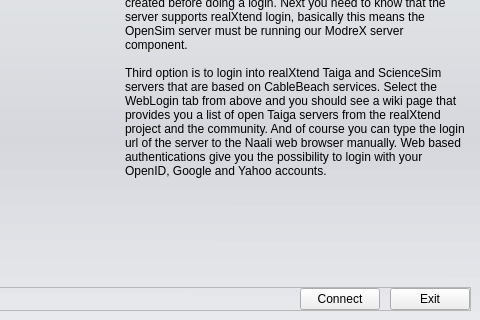
Above: UiModule/ui/TraditionalLoginWidget.ui from realXtend/tundra before the change; both pictures show x 464 to 944 and y 192 to 512 of the 944 by 512 pixel window. Below: the same form after it.
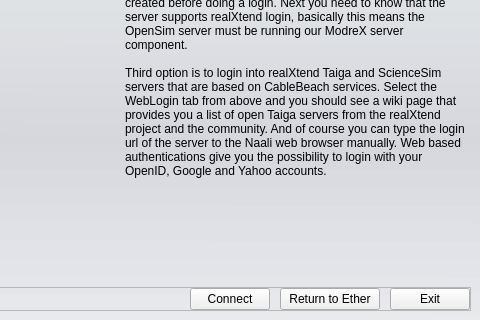
That is the form after the change.

Patch:
```diff
--- a/UiModule/ui/TraditionalLoginWidget.ui
+++ b/UiModule/ui/TraditionalLoginWidget.ui
@@ -565,7 +565,20 @@
               </widget>
              </item>
              <item>
-              <widget class="QPushButton" name="pushButton_Close">
+              <widget class="QPushButton" name="pushButton_ReturnToEther">
+               <property name="minimumSize">
+                <size>
+                 <width>100</width>
+                 <height>0</height>
+                </size>
+               </property>
+               <property name="text">
+                <string>Return to Ether</string>
+               </property>
+              </widget>
+             </item>
+             <item>
+              <widget class="QPushButton" name="pushButton_Exit">
                <property name="text">
                 <string>Exit</string>
                </property>
```
